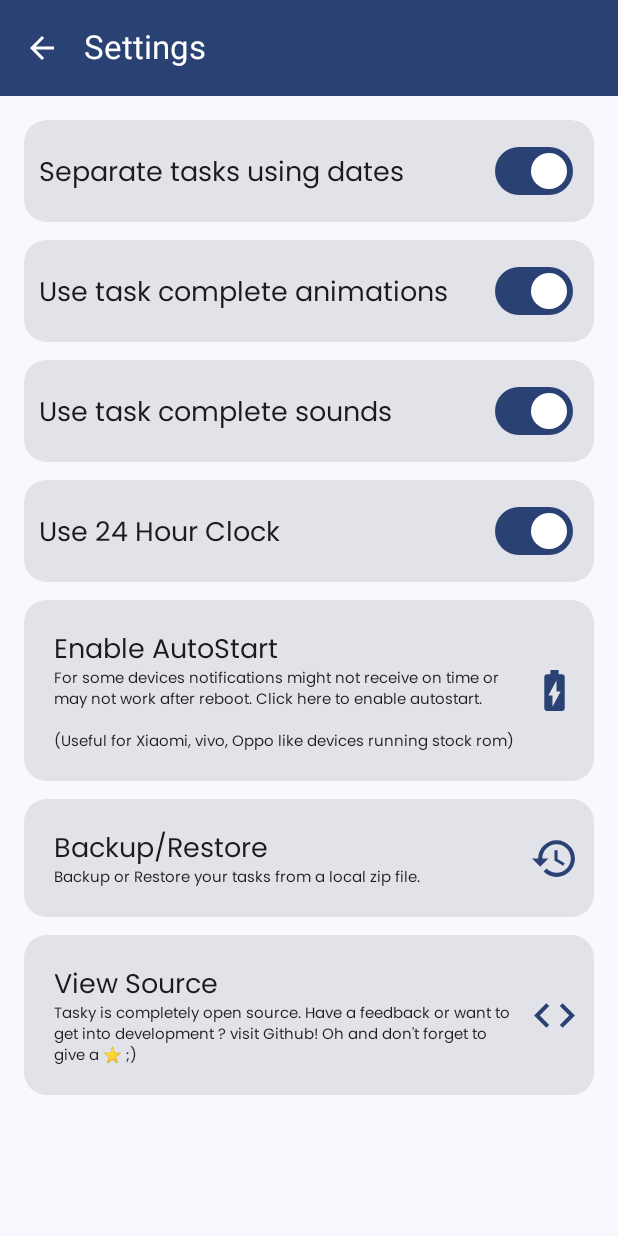
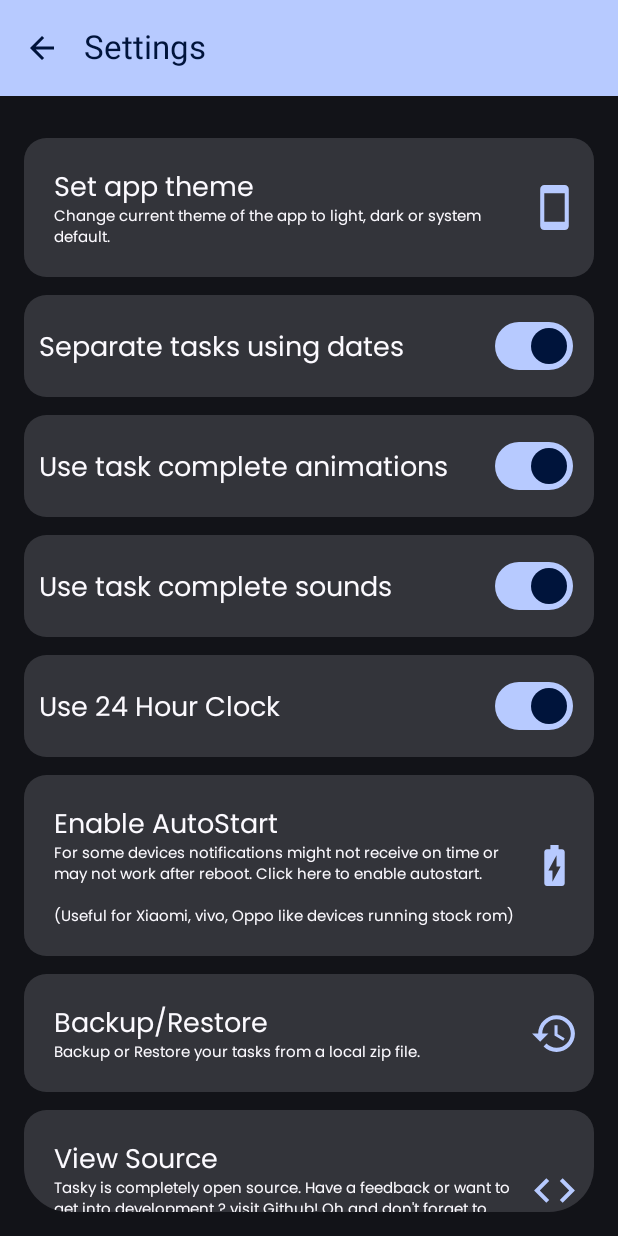
Before and after one commit to thatsmanmeet/Tasky, an Android app built with Jetpack Compose: the SettingsScreen screen opened through its navigation route, on a phone screen of 412 x 824 dp. Run offline under Robolectric (Android 15) with nearby library versions, the phone set to English and light mode, and no system bars; our stand-ins replace Room's generated code.

Commit message:
Introduced theme toggle settings.

```diff
--- a/app/build.gradle
+++ b/app/build.gradle
@@ -12,8 +12,8 @@ android {
         applicationId "com.thatsmanmeet.taskyapp"
         minSdk 26
         targetSdk 34
-        versionCode 19
-        versionName "2.3.5"
+        versionCode 20
+        versionName "2.3.6"
         testInstrumentationRunner "androidx.test.runner.AndroidJUnitRunner"
         vectorDrawables {
             useSupportLibrary true
@@ -77,7 +77,7 @@ dependencies {
     annotationProcessor "androidx.room:room-compiler:$room_version"
     kapt "androidx.room:room-compiler:$room_version"
     implementation 'androidx.core:core-splashscreen:1.0.1'
-    implementation "androidx.navigation:navigation-compose:2.7.0-beta01"
+    implementation "androidx.navigation:navigation-compose:2.7.0-beta02"
     implementation "androidx.datastore:datastore-preferences:1.0.0"
     def lottieVersion = "6.0.0"
     implementation "com.airbnb.android:lottie-compose:$lottieVersion"
--- a/app/src/main/AndroidManifest.xml
+++ b/app/src/main/AndroidManifest.xml
@@ -20,7 +20,7 @@
             android:name=".MainActivity"
             android:exported="true"
             android:theme="@style/Theme.App.Starting"
-            android:configChanges="orientation|screenSize|screenLayout|keyboardHidden">
+            android:configChanges="orientation|screenSize|screenLayout|keyboardHidden|uiMode">
             <intent-filter>
                 <action android:name="android.intent.action.MAIN" />
                 <category android:name="android.intent.category.LAUNCHER" />
--- a/app/src/main/java/com/thatsmanmeet/taskyapp/components/DateHeader.kt
+++ b/app/src/main/java/com/thatsmanmeet/taskyapp/components/DateHeader.kt
@@ -1,6 +1,5 @@
 package com.thatsmanmeet.taskyapp.components
 
-import androidx.compose.foundation.background
 import androidx.compose.foundation.layout.*
 import androidx.compose.material.icons.Icons
 import androidx.compose.material.icons.filled.DateRange
@@ -21,8 +20,7 @@ fun DateHeader(
     Row(
         modifier = modifier
             .padding(bottom = 10.dp, top = 0.dp)
-            .fillMaxWidth()
-            .background(MaterialTheme.colorScheme.surface),
+            .fillMaxWidth(),
         verticalAlignment = Alignment.CenterVertically
     ) {
         Icon(
--- a/app/src/main/java/com/thatsmanmeet/taskyapp/components/TaskCompleteAnimations.kt
+++ b/app/src/main/java/com/thatsmanmeet/taskyapp/components/TaskCompleteAnimations.kt
@@ -26,7 +26,7 @@ fun TaskCompleteAnimations(
             progressAnimation
         },
         modifier = modifier.fillMaxSize(),
-        contentScale = ContentScale.Fit
+        contentScale = ContentScale.Crop
     )
 
 }
--- a/app/src/main/java/com/thatsmanmeet/taskyapp/datastore/SettingsStore.kt
+++ b/app/src/main/java/com/thatsmanmeet/taskyapp/datastore/SettingsStore.kt
@@ -5,6 +5,7 @@ import androidx.datastore.core.DataStore
 import androidx.datastore.preferences.core.Preferences
 import androidx.datastore.preferences.core.booleanPreferencesKey
 import androidx.datastore.preferences.core.edit
+import androidx.datastore.preferences.core.stringPreferencesKey
 import androidx.datastore.preferences.preferencesDataStore
 import kotlinx.coroutines.flow.Flow
 import kotlinx.coroutines.flow.map
@@ -18,6 +19,7 @@ class SettingsStore(
         val ANIMATION_SHOW_KEY = booleanPreferencesKey("animation_list_preference")
         val SHOW_24_HOUR_CLOCK_KEY = booleanPreferencesKey("show_24_hour_clock_preference")
         val TASK_COMPLETION_SOUNDS = booleanPreferencesKey("sound_list_preference")
+        val THEME_MODE_KEY = stringPreferencesKey("theme_mode_preference")
     }
 
     val getTaskListKey : Flow<Boolean?> = context.dataStore.data.map {preference->
@@ -33,6 +35,10 @@ class SettingsStore(
     }
     val getSoundKey : Flow<Boolean?> = context.dataStore.data.map{preference->
         preference[TASK_COMPLETION_SOUNDS] ?: true
+    }
+
+    val getThemeModeKey : Flow<String?> = context.dataStore.data.map {preference ->
+        preference[THEME_MODE_KEY] ?: ""
     }
 
     suspend fun saveTaskListKey(isEnabled:Boolean) {
@@ -57,4 +63,10 @@ class SettingsStore(
             preference[SHOW_24_HOUR_CLOCK_KEY] = isEnabled
         }
     }
+
+    suspend fun saveThemeModeKey(mode:String){
+        context.dataStore.edit { preference->
+            preference[THEME_MODE_KEY] = mode
+        }
+    }
 }
--- a/app/src/main/java/com/thatsmanmeet/taskyapp/screens/App.kt
+++ b/app/src/main/java/com/thatsmanmeet/taskyapp/screens/App.kt
@@ -7,6 +7,7 @@ import android.content.Context
 import android.content.Intent
 import android.media.AudioAttributes
 import android.net.Uri
+import androidx.compose.foundation.isSystemInDarkTheme
 import androidx.compose.foundation.layout.*
 import androidx.compose.foundation.lazy.*
 import androidx.compose.material.icons.Icons
@@ -92,7 +93,15 @@ fun MyApp(
     val settingsStore = SettingsStore(context)
     val savedTaskKey = settingsStore.getTaskListKey.collectAsState(initial = true)
     val savedAnimationKey = settingsStore.getAnimationKey.collectAsState(initial = true)
-    TaskyTheme {
+    val savedThemeKey = settingsStore.getThemeModeKey.collectAsState(initial = "")
+    TaskyTheme(darkTheme = when (savedThemeKey.value) {
+        "0" -> {
+            isSystemInDarkTheme()
+        }
+        "1" -> {false}
+        else -> {true}
+    }
+    ) {
         Scaffold(
             topBar = {
                 TopAppBar(
@@ -152,7 +161,9 @@ fun MyApp(
                 color = MaterialTheme.colorScheme.background
             ) {
                 if(todoListFromFlow.isEmpty()){
-                    Box(modifier = modifier.fillMaxSize(),
+                    Box(modifier = modifier
+                        .fillMaxSize()
+                        .padding(paddingValues),
                         contentAlignment = Alignment.Center) {
                         Column(
                             modifier = modifier,
@@ -197,7 +208,6 @@ fun MyApp(
                                 }
                             )
                         }
-
                 }
                 if (openEditDialog.value){
                     OpenEditTodoDialog(
--- a/app/src/main/java/com/thatsmanmeet/taskyapp/screens/SettingsScreen.kt
+++ b/app/src/main/java/com/thatsmanmeet/taskyapp/screens/SettingsScreen.kt
@@ -2,6 +2,7 @@ package com.thatsmanmeet.taskyapp.screens
 
 import android.app.Activity
 import androidx.compose.foundation.background
+import androidx.compose.foundation.isSystemInDarkTheme
 import androidx.compose.foundation.layout.*
 import androidx.compose.foundation.rememberScrollState
 import androidx.compose.foundation.shape.RoundedCornerShape
@@ -23,6 +24,7 @@ import androidx.navigation.NavHostController
 import com.thatsmanmeet.taskyapp.MainActivity
 import com.thatsmanmeet.taskyapp.R
 import com.thatsmanmeet.taskyapp.components.SettingsComponent
+import com.thatsmanmeet.taskyapp.components.ThemeChangerDialog
 import com.thatsmanmeet.taskyapp.datastore.SettingsStore
 import com.thatsmanmeet.taskyapp.ui.theme.TaskyTheme
 import com.thatsmanmeet.taskyapp.viewmodels.MainViewModel
@@ -43,6 +45,7 @@ fun SettingsScreen(
     val context = LocalContext.current
     val scope = rememberCoroutineScope()
     val settingStore = SettingsStore(context)
+    val savedThemeKey = settingStore.getThemeModeKey.collectAsState(initial = "")
     val isCheckedState = remember {
         mutableStateOf(isChecked.value)
     }
@@ -58,10 +61,20 @@ fun SettingsScreen(
     var isDialogShowingState by rememberSaveable {
         mutableStateOf(false)
     }
+    val isThemeChangerShowing = rememberSaveable {
+        mutableStateOf(false)
+    }
     val mainViewModel = MainViewModel()
     val activity = LocalContext.current as Activity
     val dbPath = activity.getDatabasePath("todo_database").absolutePath
-    TaskyTheme{
+    TaskyTheme(darkTheme = when (savedThemeKey.value) {
+        "0" -> {
+            isSystemInDarkTheme()
+        }
+        "1" -> {false}
+        else -> {true}
+    }
+    ){
         Scaffold(
             modifier = modifier.fillMaxSize(),
             topBar = {
@@ -110,6 +123,14 @@ fun SettingsScreen(
                         )
                         .verticalScroll(rememberScrollState()),
                 ) {
+                    SettingsComponent(
+                        settingHeaderText = stringResource(R.string.set_app_theme_settings_text),
+                        settingText = stringResource(R.string.set_app_theme_info_text),
+                        painterResourceID =  R.drawable.ic_phone
+                    ) {
+                        isThemeChangerShowing.value = true
+                    }
+                    Spacer(modifier = modifier.height(12.dp))
                     Card(
                         modifier = modifier
                             .clip(RoundedCornerShape(15.dp))
@@ -298,5 +319,16 @@ fun SettingsScreen(
              }
          )
         }
+        // Backup dialog ends here
+        ThemeChangerDialog(
+            selectedItem = remember {
+            mutableStateOf(savedThemeKey.value.toString())
+        },
+            isShowing = isThemeChangerShowing
+        ){mode->
+            scope.launch {
+                settingStore.saveThemeModeKey(mode)
+            }
+        }
     }
 }
--- /dev/null
+++ b/app/src/main/res/drawable/ic_dark.xml
@@ -0,0 +1,5 @@
+<vector android:height="24dp" android:tint="#000000"
+    android:viewportHeight="24" android:viewportWidth="24"
+    android:width="24dp" xmlns:android="http://schemas.android.com/apk/res/android">
+    <path android:fillColor="@android:color/white" android:pathData="M12,3c-4.97,0 -9,4.03 -9,9s4.03,9 9,9s9,-4.03 9,-9c0,-0.46 -0.04,-0.92 -0.1,-1.36c-0.98,1.37 -2.58,2.26 -4.4,2.26c-2.98,0 -5.4,-2.42 -5.4,-5.4c0,-1.81 0.89,-3.42 2.26,-4.4C12.92,3.04 12.46,3 12,3L12,3z"/>
+</vector>
--- /dev/null
+++ b/app/src/main/res/drawable/ic_light.xml
@@ -0,0 +1,5 @@
+<vector android:height="24dp" android:tint="#000000"
+    android:viewportHeight="24" android:viewportWidth="24"
+    android:width="24dp" xmlns:android="http://schemas.android.com/apk/res/android">
+    <path android:fillColor="@android:color/white" android:pathData="M20,8.69L20,4h-4.69L12,0.69 8.69,4L4,4v4.69L0.69,12 4,15.31L4,20h4.69L12,23.31 15.31,20L20,20v-4.69L23.31,12 20,8.69zM12,18c-3.31,0 -6,-2.69 -6,-6s2.69,-6 6,-6 6,2.69 6,6 -2.69,6 -6,6zM12,8c-2.21,0 -4,1.79 -4,4s1.79,4 4,4 4,-1.79 4,-4 -1.79,-4 -4,-4z"/>
+</vector>
--- /dev/null
+++ b/app/src/main/res/drawable/ic_phone.xml
@@ -0,0 +1,5 @@
+<vector android:height="24dp" android:tint="#000000"
+    android:viewportHeight="24" android:viewportWidth="24"
+    android:width="24dp" xmlns:android="http://schemas.android.com/apk/res/android">
+    <path android:fillColor="@android:color/white" android:pathData="M17,1.01L7,1c-1.1,0 -2,0.9 -2,2v18c0,1.1 0.9,2 2,2h10c1.1,0 2,-0.9 2,-2V3c0,-1.1 -0.9,-1.99 -2,-1.99zM17,19H7V5h10v14z"/>
+</vector>
--- a/app/src/main/res/values/strings.xml
+++ b/app/src/main/res/values/strings.xml
@@ -29,5 +29,7 @@
     <string name="settings_backup_restore">Backup/Restore</string>
     <string name="settings_backup_restore_information_text">Backup or Restore your tasks from a local zip file.</string>
     <string name="use_task_complete_sounds_title">Use task complete sounds</string>
-
+    <string name="select_app_theme_text">Select App Theme</string>
+    <string name="set_app_theme_settings_text">Set app theme</string>
+    <string name="set_app_theme_info_text">Change current theme of the app to light, dark or system default.</string>
 </resources>
```
Also changed, not shown: app/src/main/java/com/thatsmanmeet/taskyapp/components/ThemeDialog.kt (added, +125 -0 lines), app/src/main/java/com/thatsmanmeet/taskyapp/misc/AppTheme.kt (added, +8 -0 lines), 1 other file. Lines whose indentation alone changed are shown as unchanged.
